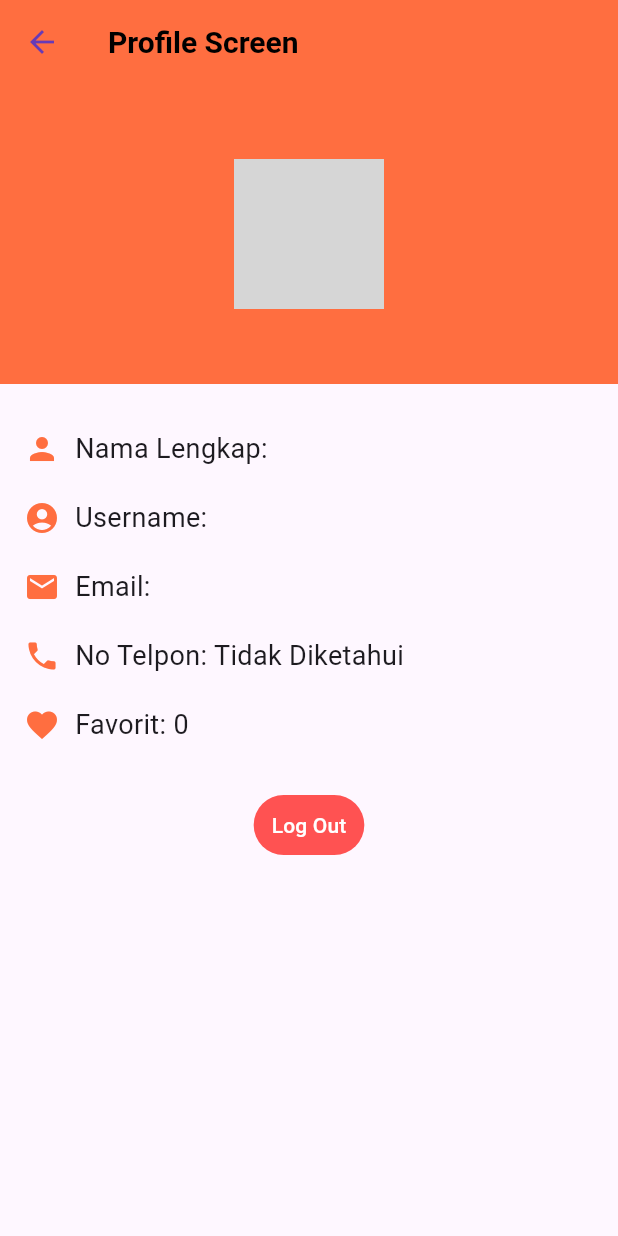
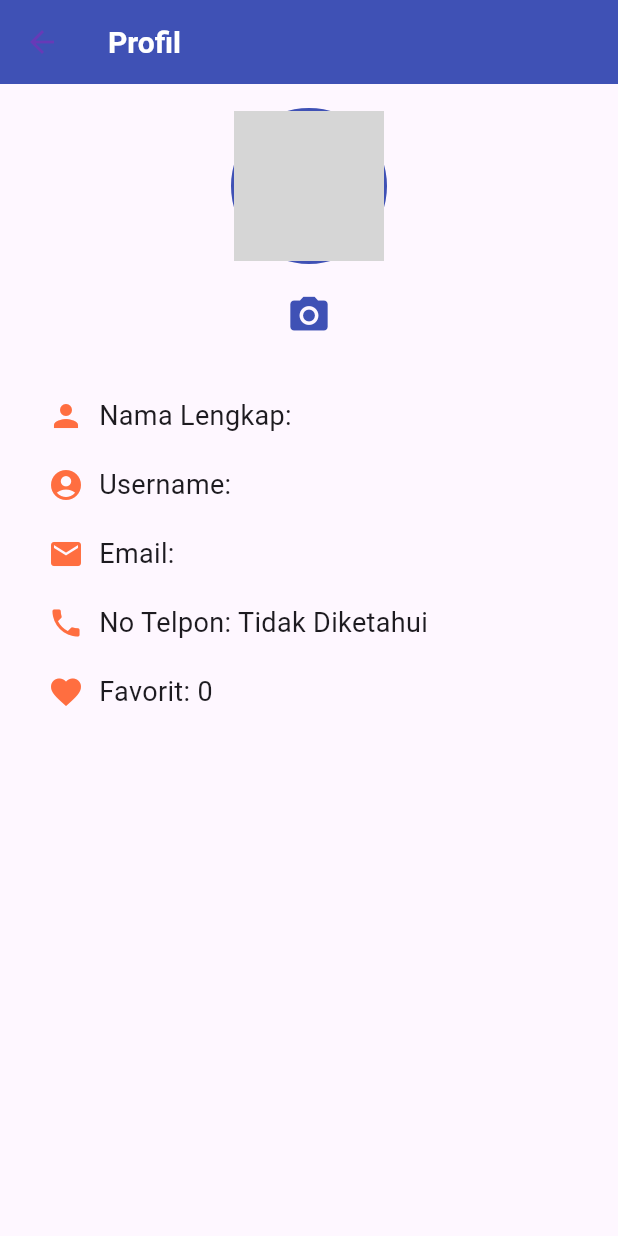
Before and after one commit to mangjaki/resep_makanan_k6, a Flutter app: the ProfileScreen screen opened by its route, on a phone screen of 412 x 824 dp. Run offline on Flutter 3.47's test engine with Material 3 defaults, Android fonts, the phone set to English and light mode, and no system bars; our stand-ins replace cached_network_image, image_picker, shared_preferences; missing offline and left inert: encrypt; accounts and stored records are empty; grey boxes are pictures that could not be loaded.

Commit message:
penambahan integrasi kamera utk profil (dari file)
penambahan integrasi kamera utk profil dari file

```diff
--- a/resep_makanan/lib/screens/profil_screen.dart
+++ b/resep_makanan/lib/screens/profil_screen.dart
@@ -1,5 +1,10 @@
+import 'dart:io';
+import 'package:flutter/foundation.dart';
 import 'package:flutter/material.dart';
+import 'package:resep_makanan/screens/sign_in_screen.dart';
 import 'package:shared_preferences/shared_preferences.dart';
+import 'package:image_picker/image_picker.dart';
+import 'dart:io' show File;
 
 class ProfileScreen extends StatefulWidget {
   const ProfileScreen({super.key});
@@ -9,6 +14,8 @@ class ProfileScreen extends StatefulWidget {
 }
 
 class _ProfileScreenState extends State<ProfileScreen> {
+  String _imageFile = '';
+  final picker = ImagePicker();
   bool isSignedIn = false;
   String fullName = '';
   String userName = '';
@@ -16,14 +23,81 @@ class _ProfileScreenState extends State<ProfileScreen> {
   String phone = '';
   int favorite = 0;
 
+  Future<void> _saveImage() async {
+    final prefs = await SharedPreferences.getInstance();
+    prefs.setString('imagePath', _imageFile);
+  }
+  Future<void> _loadImage() async {
+    final prefs = await SharedPreferences.getInstance();
+    setState(() {
+      _imageFile = prefs.getString('imagePath') ?? '';
+    });
+  }
 
 
-  @override
-  void initState() {
-    super.initState();
-    _loadUserData();
+  Future<void> _getImage(ImageSource source) async {
+    if (kIsWeb && source == ImageSource.camera) {
+      debugPrint('Kamera tidak didukung di Web. Gunakan perangkat fisik.');
+      return;
+    }
+
+    try {
+      final pickedFile = await picker.pickImage(
+          source: source,
+          maxHeight: 720,
+          maxWidth: 720,
+          imageQuality: 80
+      );
+      if (pickedFile != null) {
+        setState(() {
+          _imageFile = pickedFile.path;
+        });
+        _saveImage();
+      } else {
+        debugPrint('No image selected.');
+      }
+    } catch (e) {
+
+    }
   }
 
+  void _showPicker() {
+    showModalBottomSheet(
+        context: context,
+        builder: (BuildContext context) {
+          return Container(
+            color: Colors.indigo[50],
+            child: Wrap(
+              children: [
+                ListTile(
+                  leading: const Icon(
+                      Icons.camera,
+                      color: Colors.indigo
+                  ),
+                  title: const Text('Camera'),
+                  onTap: (){
+                    debugPrint('Kamera dipanggil');
+                    Navigator.of(context).pop();
+                    _getImage(ImageSource.camera);
+                  },
+                ),
+                ListTile(
+                  leading: const Icon(
+                      Icons.photo_library,
+                      color: Colors.indigo
+                  ),
+                  title: const Text('Gallery'),
+                  onTap: (){
+                    Navigator.of(context).pop();
+                    _getImage(ImageSource.gallery);
+                  },
+                ),
+              ],
+            ),
+          );
+        }
+    );
+  }
   Future<void> _loadUserData() async {
     final SharedPreferences prefs = await SharedPreferences.getInstance();
     setState(() {
@@ -34,65 +108,91 @@ class _ProfileScreenState extends State<ProfileScreen> {
       favorite = prefs.getInt('favorite') ?? 0;
       isSignedIn = prefs.getBool('isSignedIn') ?? false;
     });
-
   }
 
-  Future<void> signOut() async {
-    final SharedPreferences prefs = await SharedPreferences.getInstance();
-    await prefs.setBool('isSignedIn', false);
+  Future<void> _logout() async {
+    Navigator.pushReplacement(context,
+      MaterialPageRoute(builder: (context) => ProfileScreen()),
+    );
+  }
 
-    Navigator.pushReplacementNamed(context, '/signin');
+
+  @override
+  void initState(){
+    super.initState();
+    _loadImage();
+    _loadUserData();
   }
+
 
   @override
   Widget build(BuildContext context) {
     return Scaffold(
       appBar: AppBar(
-        title: const Text('Profile Screen'),
-        backgroundColor: Colors.deepOrangeAccent,
+        backgroundColor: Colors.indigo,
+        title: const Text(
+          'Profil',
+          style: TextStyle(
+            color: Colors.white,
+            fontSize: 20,
+            fontWeight: FontWeight.bold,
+          ),
+        ),
       ),
-      body: SingleChildScrollView(
-        child: Column(
-          crossAxisAlignment: CrossAxisAlignment.start,
+      body: Stack(
           children: [
-            Container(
-              height: 200,
-              width: double.infinity,
-              color: Colors.deepOrangeAccent,
-              child: Center(
-                child: CircleAvatar(
-                  radius: 50,
-                  backgroundImage: const AssetImage('images/avatar.jpg'),
-                  backgroundColor: Colors.white,
-                  child: isSignedIn
-                      ? null
-                      : const Icon(Icons.person, size: 50, color: Colors.grey),
-                ),
-              ),
+      SingleChildScrollView(
+      child: Padding(
+      padding: const EdgeInsets.all(16),
+      child: Column(
+          children: [
+      Container(
+      decoration: BoxDecoration(
+      border: Border.all(color: Colors.indigo, width: 2),
+      shape: BoxShape.circle,
+    ),
+    child: CircleAvatar(
+    radius: 50,
+    backgroundImage: _imageFile.isNotEmpty
+    ? (kIsWeb
+    ? NetworkImage(_imageFile)
+        : FileImage(File(_imageFile))) as ImageProvider
+        : AssetImage('assets/images/person.png'),
+    ),
+    ),
+
+            const SizedBox(height: 10),
+            IconButton(
+              onPressed: _showPicker,
+              icon: Icon(Icons.camera_alt),
+              color: Colors.indigo,
+              iconSize: 30,
             ),
             const SizedBox(height: 20),
-
             _buildProfileInfoRow('Nama Lengkap', fullName, Icons.person),
             _buildProfileInfoRow('Username', userName, Icons.account_circle),
             _buildProfileInfoRow('Email', email, Icons.email),
             _buildProfileInfoRow('No Telpon', phone, Icons.phone),
             _buildProfileInfoRow('Favorit', favorite.toString(), Icons.favorite),
 
-            const SizedBox(height: 20),
-
-            Center(
-              child: TextButton(
-                onPressed: isSignedIn ? signOut : signOut,
-                style: TextButton.styleFrom(
-                  backgroundColor: isSignedIn ? Colors.redAccent : Colors.blueAccent,
-                  foregroundColor: Colors.white,
-                ),
-                child: Text(isSignedIn ? 'Log Out' : 'Log In'),
-              ),
-            ),
+            const SizedBox(height: 20)
+            //
+            // Center(
+            //   child: TextButton(
+            //     onPressed: isSignedIn ? signOut : signOut,
+            //     style: TextButton.styleFrom(
+            //       backgroundColor: isSignedIn ? Colors.redAccent : Colors.blueAccent,
+            //       foregroundColor: Colors.white,
+            //     ),
+            //     child: Text(isSignedIn ? 'Log Out' : 'Log In'),
+            //   ),
+            // ),
           ],
         ),
       ),
+    ),
+    ],
+    ),
     );
   }
 
@@ -109,8 +209,8 @@ class _ProfileScreenState extends State<ProfileScreen> {
               style: const TextStyle(fontSize: 18),
             ),
           ),
-        ],
-      ),
+            ],
+          ),
     );
-  }
 }
+}
--- a/resep_makanan/pubspec.yaml
+++ b/resep_makanan/pubspec.yaml
@@ -38,6 +38,7 @@ dependencies:
   cached_network_image: ^3.4.1
   shared_preferences: ^2.3.3
   encrypt: ^5.0.3
+  image_picker: ^1.1.2
 
 
 dev_dependencies:
```
